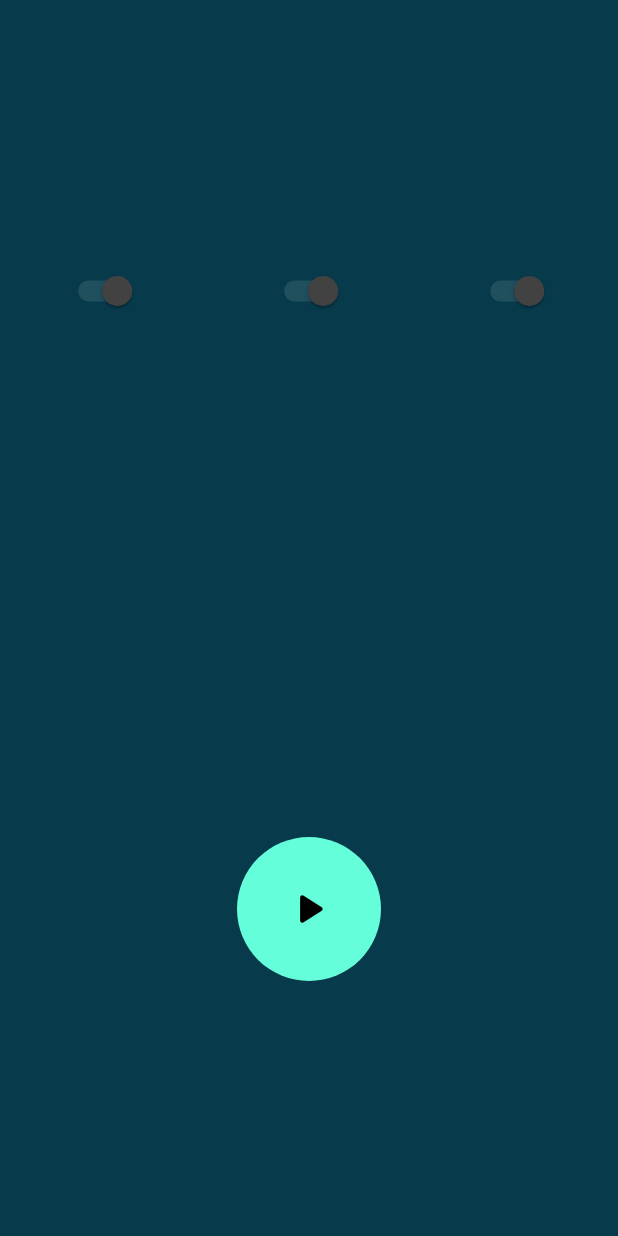
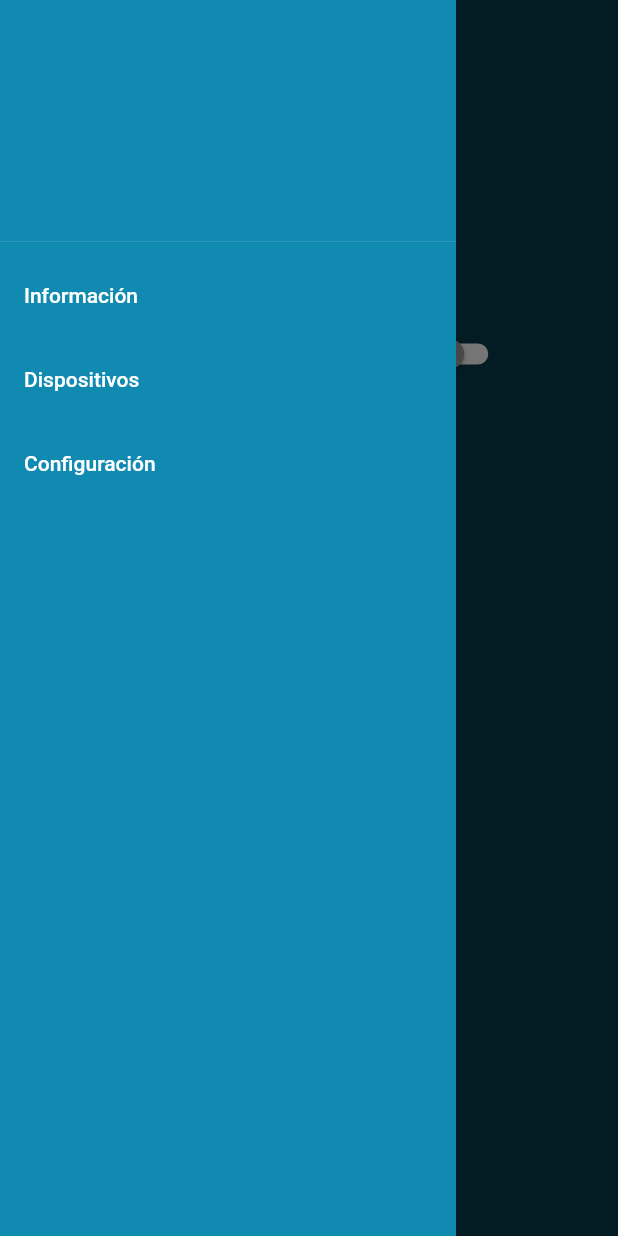
Before and after one commit to bea314/edecsa_app, a Flutter app: the screen it shows after launch, with the side drawer open (before the commit the screen has no drawer), on a phone screen of 412 x 824 dp. Run offline on Flutter 3.47's test engine with Material 2 defaults, Android fonts, the phone set to English and light mode, and no system bars; our stand-ins replace flutter_screenutil.

Commit message:
theme + drawer + home (basics)

```diff
--- a/lib/includes/ui/theme.dart
+++ b/lib/includes/ui/theme.dart
@@ -6,8 +6,8 @@ class AppTheme {
   static const Color n2 = Color(0xff118AB2); //118AB2
   static const Color n3 = Color(0xff06D6A0); //06D6A0
   static const Color n4 = Color(0xffFFD166); //FFD166
-  static const Color n5 = Color(0xff118AB2); //118AB2
-  static const Color n6 = Color(0xffEF476F); //EF476F
+  static const Color n5 = Color(0xffEF476F); //EF476F
+  static const Color light = Colors.white;
 
   static final ThemeData lightTheme = ThemeData.light().copyWith(
 
@@ -65,7 +65,7 @@ class AppTheme {
 
         // AppBar Theme
         appBarTheme: const AppBarTheme(
-          color: n3,
+          color: n1,
           elevation: 0,
           centerTitle: true
         ),
@@ -73,6 +73,25 @@ class AppTheme {
         // Color fondo
         scaffoldBackgroundColor: n1,
 
+        drawerTheme: const DrawerThemeData(
+          backgroundColor: n2,
+          elevation: 0,
+        ),
+
+        switchTheme: SwitchThemeData(
+          thumbColor: MaterialStateProperty.resolveWith<Color>((states) {
+            if (states.contains(MaterialState.selected)) {
+              return n4;
+            }
+            return Colors.grey;
+          }),
+          trackColor: MaterialStateProperty.resolveWith<Color>((states) {
+            if (states.contains(MaterialState.selected)) {
+              return light;
+            }
+            return light;
+          }),
+        )
 
   );
 
--- /dev/null
+++ b/lib/includes/ui/widgets/drawer.dart
@@ -0,0 +1,32 @@
+import 'package:flutter/cupertino.dart';
+import 'package:flutter/material.dart';
+
+class DrawerWidget extends StatelessWidget {
+  const DrawerWidget({ Key? key, }) : super(key: key);
+
+  @override
+  Widget build(BuildContext context) {
+    return Drawer(
+      child: ListView(
+        children: [
+          DrawerHeader(child: Container()),
+          ListTile(
+            // leading: const Icon(Icons.info_outline_rounded),
+            title: const Text('Información'),
+            onTap: (){},
+          ),
+          ListTile(
+            // leading: const Icon(Icons.devices_rounded),
+            title: const Text('Dispositivos'),
+            onTap: (){},
+          ),
+          ListTile(
+            // leading: const Icon(CupertinoIcons.gear_solid),
+            title: const Text('Configuración'),
+            onTap: (){},
+          ),
+        ],
+      ),
+    );
+  }
+}
--- a/lib/screens/home_screen.dart
+++ b/lib/screens/home_screen.dart
@@ -1,5 +1,8 @@
+import 'package:flutter/material.dart';
+
 import 'package:edecsa_app/includes/utils/responsive.dart';
-import 'package:flutter/material.dart';
+
+import 'package:edecsa_app/includes/ui/widgets/drawer.dart';
 
 class HomeScreen extends StatelessWidget {
 
@@ -10,6 +13,8 @@ class HomeScreen extends StatelessWidget {
     final responsive = Responsive(context);
 
     return Scaffold(
+      appBar: AppBar(),
+      drawer: const DrawerWidget(),
       body: SafeArea(child: Container(
         width: responsive.width,
         height: responsive.height,
@@ -22,11 +27,9 @@ class HomeScreen extends StatelessWidget {
               mainAxisSize: MainAxisSize.max,
               mainAxisAlignment: MainAxisAlignment.spaceAround,
               crossAxisAlignment: CrossAxisAlignment.center,
-              children: [
-                Switch.adaptive(value: true, onChanged: null),
-                Switch.adaptive(value: true, onChanged: null),
-                Switch.adaptive(value: true, onChanged: null),
-
+              children: const [
+                SwitchWidget01(),
+                SwitchWidget01(),
               ],
             ),
             Row(
@@ -34,7 +37,7 @@ class HomeScreen extends StatelessWidget {
               mainAxisAlignment: MainAxisAlignment.spaceAround,
               crossAxisAlignment: CrossAxisAlignment.center,
               children: [
-                FloatingActionButton.large(onPressed: (){}, elevation: 0, child: const Icon(Icons.play_arrow_rounded),)
+                FloatingActionButton.large(onPressed: (){}, elevation: 0, child: const Text('START'),)
               ],
             ),
           ],
@@ -43,3 +46,28 @@ class HomeScreen extends StatelessWidget {
     );
   }
 }
+
+class SwitchWidget01 extends StatefulWidget {
+  const SwitchWidget01({
+    Key? key,
+  }) : super(key: key);
+
+  @override
+  State<SwitchWidget01> createState() => _SwitchWidget01State();
+}
+
+class _SwitchWidget01State extends State<SwitchWidget01> {
+  bool _value = false;
+
+  @override
+  Widget build(BuildContext context) {
+    return Switch.adaptive(
+      value: _value,
+      onChanged: (value){
+        setState(() {
+          _value = value;
+        });
+      }
+    );
+  }
+}
```
